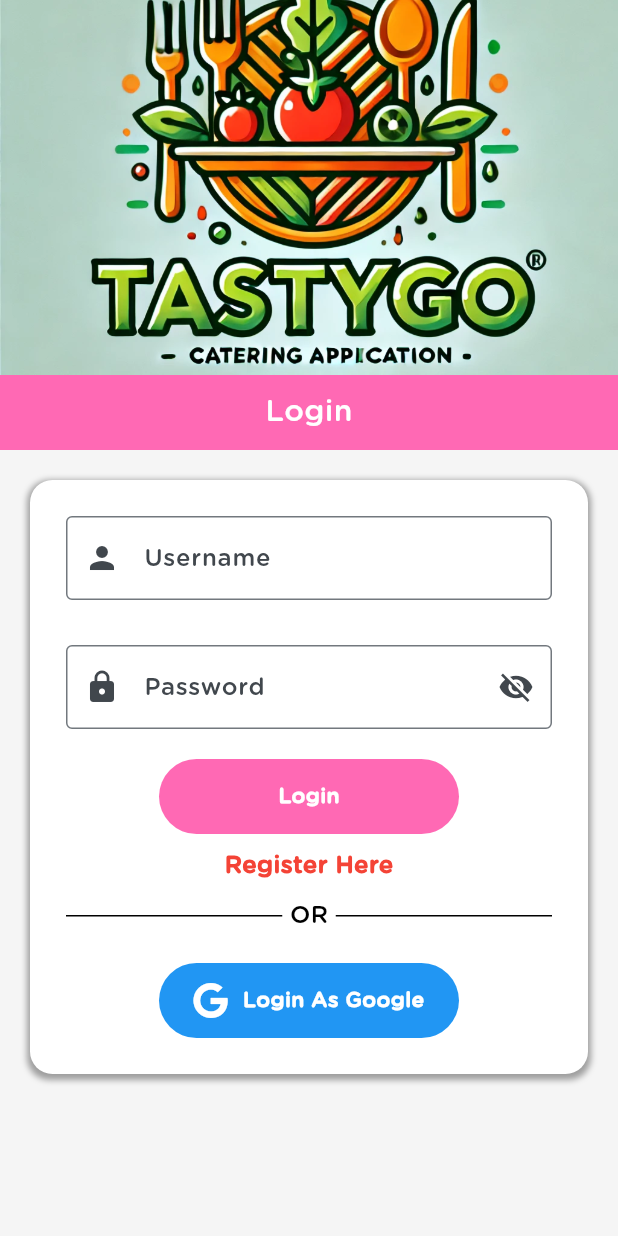
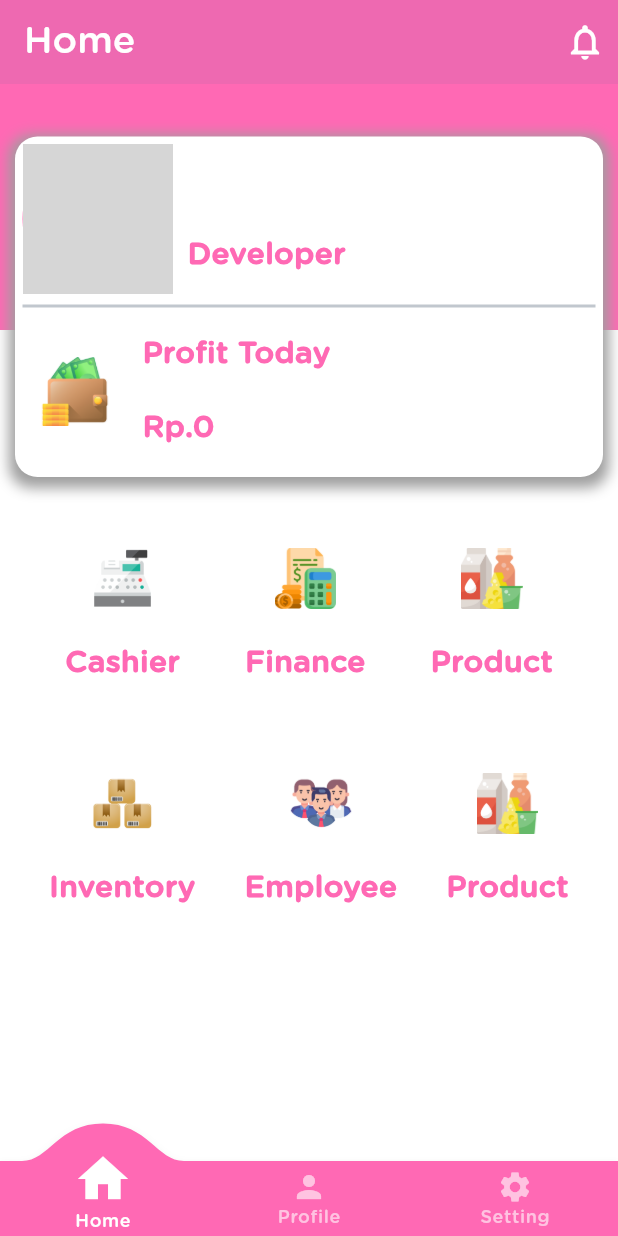
Before and after one commit to musupadi/tastygo, a Flutter app: the screen it shows after launch, after a tap on "Login", on a phone screen of 412 x 824 dp. Run offline on Flutter 3.47's test engine with Material 3 defaults, Android fonts, the phone set to English and light mode, and no system bars; drawn by our look-alikes of convex_bottom_bar; our stand-ins replace font_awesome_flutter, lottie, shared_preferences; project files that could hold a hidden picture were left out; grey boxes are pictures that could not be loaded.

Commit message:
Update Home

```diff
--- /dev/null
+++ b/lib/Dashboard.dart
@@ -0,0 +1,45 @@
+import 'package:convex_bottom_bar/convex_bottom_bar.dart';
+import 'package:flutter/material.dart';
+
+import 'Constant/Colors.dart';
+import 'UI/Home.dart';
+
+class Dashboard extends StatefulWidget {
+  const Dashboard({super.key});
+
+  @override
+  State<Dashboard> createState() => _DashboardState();
+}
+
+class _DashboardState extends State<Dashboard> {
+  int _currentIndex = 0;
+  void _navigationBottomBar(int index){
+    setState(() {
+      _currentIndex = index;
+    });
+  }
+  final List<Widget>tabs = [
+    home(),
+    Text("data3"),
+    Text("data3"),
+  ];
+
+
+  @override
+  Widget build(BuildContext context) {
+    return Scaffold(
+        body: tabs[_currentIndex],
+        bottomNavigationBar: ConvexAppBar.badge(
+          const <int,dynamic>{3:'99+'},
+          style: TabStyle.custom,
+          backgroundColor: PrimaryColors(),
+          items: <TabItem>[
+            TabItem(icon: Icons.home,title: "Home"),
+            TabItem(icon: Icons.person,title: "Profile"),
+            TabItem(icon: Icons.settings,title: "Setting")
+          ],
+          onTap: (int i) => _navigationBottomBar(i),
+        )
+    );
+  }
+}
--- a/lib/Login.dart
+++ b/lib/Login.dart
@@ -5,6 +5,7 @@
 import 'Constant/Colors.dart';
 import 'Constant/FontSize.dart';
 import 'Model/Ascendant.dart';
+import 'Route.dart';
 
 class Login extends StatefulWidget {
   const Login({super.key});
@@ -141,7 +142,7 @@
                                             InkWell(
                                               onTap: () {
                                                 // Checker();
-                                                // toDashboard(context, false);
+                                                toDashboard(context, false);
                                               },
                                               child: Container(
                                                   width: 200,
--- a/lib/Route.dart
+++ b/lib/Route.dart
@@ -1,5 +1,6 @@
 
 import 'package:flutter/material.dart';
+import 'package:tastygo/Dashboard.dart';
 
 import 'Login.dart';
 
@@ -34,3 +35,34 @@
       )
   );
 }
+toDashboard(BuildContext context,bool instant){
+  Navigator.push(
+      context,
+      PageRouteBuilder(
+          transitionDuration: Duration(seconds: instant ? 0 : 2),
+          transitionsBuilder: (
+              BuildContext context,
+              Animation<double> animation,
+              Animation<double> secAnimation,
+              Widget child) {
+            animation = CurvedAnimation(
+                parent: animation,
+                curve: Curves.elasticInOut
+            );
+            return ScaleTransition(
+              scale: animation,
+              child: child,
+              alignment: Alignment.centerLeft,
+            );
+          },
+          pageBuilder: (
+              BuildContext context,
+              Animation<double> animation,
+              Animation<double> secAnimation
+              )
+          {
+            return Dashboard();
+          }
+      )
+  );
+}
--- /dev/null
+++ b/lib/UI/Home.dart
@@ -0,0 +1,343 @@
+import 'package:flutter/material.dart';
+import 'package:shared_preferences/shared_preferences.dart';
+
+import '../Constant/Colors.dart';
+
+
+
+class home extends StatefulWidget {
+  const home({Key? key}) : super(key: key);
+
+  @override
+  State<home> createState() => _homeState();
+}
+
+class _homeState extends State<home> {
+  String Nama="Nama";
+
+  @override
+  void initState() {
+    // Get.to(logins);
+    super.initState();
+    NamaSession();
+  }
+
+  Future<void> NamaSession() async{
+    final prefs = await SharedPreferences.getInstance();
+    final String? name = await prefs.getString('name');
+
+    setState(() => Nama = name.toString());
+
+  }
+
+  @override
+  Widget build(BuildContext context) {
+    return Scaffold(
+        backgroundColor: Colors.white,
+        appBar: AppBar(
+            automaticallyImplyLeading: false,
+            elevation: 3.0,
+            backgroundColor: PrimaryColors(),
+            title: Text(
+              "Home",style: TextStyle(
+                fontSize: 25,
+                color: Colors.white
+            ),
+            ),
+            actions : [
+              Padding(
+                padding: EdgeInsets.all(8),
+                child: Icon(
+                  Icons.notifications_none,
+                  color: Colors.white,
+                  size: 28,
+                ),
+              )
+            ]
+        ),
+        body: Stack(
+          children: <Widget>[
+            Container(
+              color: PrimaryColors(),
+              height: 164,
+              width: double.infinity,
+            ),
+            Column(children: [
+              SizedBox(
+                width: double.infinity,
+                height: 25,),
+              Container(
+                margin: EdgeInsets.all(10),
+                height: 227,
+                width: double.infinity,
+                decoration: BoxDecoration(
+                    color: Colors.white,
+                    borderRadius: BorderRadius.circular(15),
+                    boxShadow: [
+                      BoxShadow(
+                          blurRadius: 7,
+                          color: Colors.grey,
+                          offset:Offset(0,3),
+                          spreadRadius: 4
+                      )
+                    ]
+                ),
+                child:  Padding(
+                  padding: EdgeInsets.all(5),
+                  child: Column(
+                    children: [
+                      Row(
+                        children: <Widget>[
+                          Center(
+                            child: Container(
+                              height: 100,
+                              width: 100,
+                              child: CircleAvatar(
+                                backgroundColor: PrimaryColors(),
+                                foregroundImage: AssetImage("assets/img/musupadi.jpg"),
+                              ),
+                            ),
+                          ),
+                          Column(
+                            mainAxisAlignment: MainAxisAlignment.center,
+                            crossAxisAlignment: CrossAxisAlignment.start,
+                            children: <Widget>[
+                              Container(
+                                  margin: EdgeInsets.all(10),
+                                  child: Text(Nama,
+                                    style: TextStyle(
+                                        color: PrimaryColors(),
+                                        fontSize: 20,
+                                        fontWeight: FontWeight.bold
+                                    ),
+                                  )
+                              ),
+                              Container(
+                                  margin: EdgeInsets.all(10),
+                                  child: Text("Developer",style: TextStyle(
+                                      color: PrimaryColors(),
+                                      fontSize: 20,
+                                      fontWeight: FontWeight.bold
+                                  ),)
+                              ),
+                            ],
+                          ),
+                        ],
+                      ),
+                      Divider(thickness: 2,),
+                      Row(
+                        children: <Widget>[
+                          Center(
+                            child: Container(
+                              height: 70,
+                              width: 70,
+                              child: CircleAvatar(
+                                backgroundColor: SecondaryColors(),
+                                child: Padding(
+                                  padding: const EdgeInsets.all(12),
+                                  child: Image.asset("assets/img/wallet.png"),
+                                ),
+                              ),
+                            ),
+                          ),
+                          Column(
+                            mainAxisAlignment: MainAxisAlignment.center,
+                            crossAxisAlignment: CrossAxisAlignment.start,
+                            children: <Widget>[
+                              Center(
+                                child: Container(
+                                    margin: EdgeInsets.all(10),
+                                    child: Text("Profit Today",style: TextStyle(
+                                        color: PrimaryColors(),
+                                        fontSize: 20,
+                                        fontWeight: FontWeight.bold
+                                    ),)
+                                ),
+                              ),
+                              Container(
+                                  margin: EdgeInsets.all(10),
+                                  child: Text("Rp.0",style: TextStyle(
+                                      color: PrimaryColors(),
+                                      fontSize: 20,
+                                      fontWeight: FontWeight.bold
+                                  ),)
+                              ),
+                            ],
+                          ),
+                        ],
+                      ),
+                    ],
+                  ),
+                ),
+
+              ),
+              SizedBox(width: double.infinity, height: 25),
+              Container(
+                height: 150,
+                width: double.infinity,
+                child: Row(
+                  mainAxisAlignment: MainAxisAlignment.spaceEvenly,
+                  mainAxisSize: MainAxisSize.max,
+                  crossAxisAlignment: CrossAxisAlignment.center,
+                  children: <Widget>[
+                    GestureDetector(
+                      child: Column(
+                        children: <Widget>[
+                          Center(
+                            child: Container(
+                              height: 65,
+                              width: 65,
+                              child: CircleAvatar(
+                                backgroundColor: SecondaryColors(),
+                                foregroundImage: AssetImage("assets/img/cashier.png"),
+                                maxRadius: 60,
+                              ),
+                            ),
+                          ),
+                          SizedBox(height: 10,),
+                          Text("Cashier",
+                            style: TextStyle(
+                                color: PrimaryColors(),
+                                fontSize: 20,
+                                fontWeight: FontWeight.bold
+                            ),
+                          )
+                        ],
+                      ),
+                    ),
+                    Column(
+                      children: <Widget>[
+                        Center(
+                          child: Container(
+                            height: 65,
+                            width: 65,
+                            child: CircleAvatar(
+                              backgroundColor: SecondaryColors(),
+                              child: Padding(
+                                padding: const EdgeInsets.all(12),
+                                child: Image.asset("assets/img/finance.png"),
+                              ),
+                            ),
+                          ),
+                        ),
+                        SizedBox(height: 10,),
+                        Text("Finance",style: TextStyle(
+                            color: PrimaryColors(),
+                            fontSize: 20,
+                            fontWeight: FontWeight.bold
+                        ),)
+                      ],
+                    ),
+                    Column(
+                      children: <Widget>[
+                        Center(
+                          child: Container(
+                            height: 65,
+                            width: 65,
+                            child: CircleAvatar(
+                              backgroundColor: SecondaryColors(),
+                              child: Padding(
+                                padding: const EdgeInsets.all(12),
+                                child: Image.asset("assets/img/product.png"),
+                              ),
+                            ),
+                          ),
+                        ),
+                        SizedBox(height: 10,),
+                        Text("Product",style: TextStyle(
+                            color: PrimaryColors(),
+                            fontSize: 20,
+                            fontWeight: FontWeight.bold
+                        ),)
+                      ],
+                    ),
+                  ],
+                ),
+              ),
+              Container(
+                height: 150,
+                width: double.infinity,
+                child: Row(
+                  mainAxisAlignment: MainAxisAlignment.spaceEvenly,
+                  mainAxisSize: MainAxisSize.max,
+                  crossAxisAlignment: CrossAxisAlignment.center,
+                  children: <Widget>[
+                    Column(
+                      children: <Widget>[
+                        Center(
+                          child: Container(
+                            height: 65,
+                            width: 65,
+                            child: CircleAvatar(
+                              backgroundColor: SecondaryColors(),
+                              child: Padding(
+                                padding: const EdgeInsets.all(12),
+                                child: Image.asset("assets/img/inventory.png"),
+                              ),
+                            ),
+                          ),
+                        ),
+                        SizedBox(height: 10,),
+                        Text("Inventory",style: TextStyle(
+                            color: PrimaryColors(),
+                            fontSize: 20,
+                            fontWeight: FontWeight.bold
+                        ),)
+                      ],
+                    ),
+                    Column(
+                      children: <Widget>[
+                        Center(
+                          child: Container(
+                            height: 65,
+                            width: 65,
+                            child: CircleAvatar(
+                              backgroundColor: SecondaryColors(),
+                              child: Padding(
+                                padding: const EdgeInsets.all(12),
+                                child: Image.asset("assets/img/employee.png"),
+                              ),
+                            ),
+                          ),
+                        ),
+                        SizedBox(height: 10,),
+                        Text("Employee",style: TextStyle(
+                            color: PrimaryColors(),
+                            fontSize: 20,
+                            fontWeight: FontWeight.bold
+                        ),)
+                      ],
+                    ),
+                    Column(
+                      children: <Widget>[
+                        Center(
+                          child: Container(
+                            height: 65,
+                            width: 65,
+                            child: CircleAvatar(
+                              backgroundColor: SecondaryColors(),
+                              child: Padding(
+                                padding: const EdgeInsets.all(12),
+                                child: Image.asset("assets/img/product.png"),
+                              ),
+                            ),
+                          ),
+                        ),
+                        SizedBox(height: 10,),
+                        Text("Product",style: TextStyle(
+                            color: PrimaryColors(),
+                            fontSize: 20,
+                            fontWeight: FontWeight.bold
+                        ),)
+                      ],
+                    ),
+                  ],
+                ),
+              )
+            ],
+            )
+          ],
+        )
+    );
+  }
+}
```
